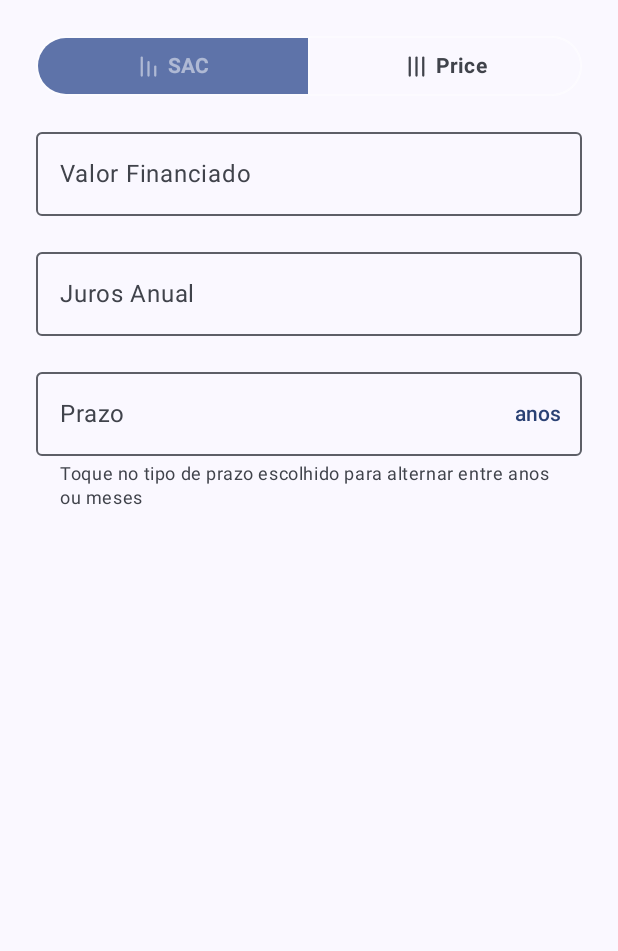
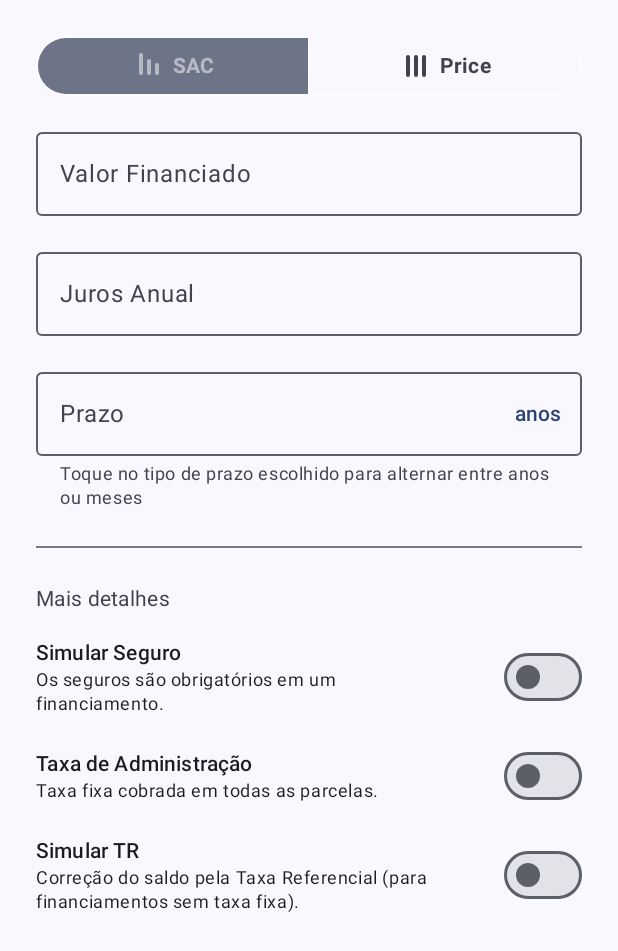
Before and after one commit to alexandrekva/CalculadoraFinanciamento, an Android app built with Jetpack Compose: the screen it shows after launch (MainActivity), on a phone screen of 412 x 824 dp. Shown: the top 951 px of the screen. Run offline under Robolectric (Android 15) with nearby library versions, the phone set to English and light mode, and no system bars; our stand-ins replace Dagger/Hilt's generated code.

Commit message:
fixed unnecessary recompositions

```diff
--- a/app/src/main/java/com/alexkva/calculadorafinanciamento/business/entities/TermOptions.kt
+++ b/app/src/main/java/com/alexkva/calculadorafinanciamento/business/entities/TermOptions.kt
@@ -1,4 +1,6 @@
 package com.alexkva.calculadorafinanciamento.business.entities
+
+import androidx.compose.runtime.Immutable
 
 sealed class TermOptions(val label: String, val charLimit: Int) {
     object Months: TermOptions(label = "meses", charLimit = 3)
--- a/app/src/main/java/com/alexkva/calculadorafinanciamento/navigation/SetNavigation.kt
+++ b/app/src/main/java/com/alexkva/calculadorafinanciamento/navigation/SetNavigation.kt
@@ -4,7 +4,7 @@ import androidx.compose.runtime.Composable
 import androidx.navigation.NavHostController
 import androidx.navigation.compose.NavHost
 import androidx.navigation.compose.composable
-import com.alexkva.calculadorafinanciamento.ui.screens.InputScreen
+import com.alexkva.calculadorafinanciamento.ui.screens.InputScreenRoute
 
 @Composable
 fun SetNavigation(
@@ -13,7 +13,7 @@ fun SetNavigation(
 ) {
     NavHost(navController = navController, startDestination = startDestination) {
         composable(route = Screens.InputScreen.route) {
-            InputScreen()
+            InputScreenRoute()
         }
     }
 }
--- a/app/src/main/java/com/alexkva/calculadorafinanciamento/ui/components/CurrencyOutlinedTextField.kt
+++ b/app/src/main/java/com/alexkva/calculadorafinanciamento/ui/components/CurrencyOutlinedTextField.kt
@@ -1,6 +1,5 @@
 package com.alexkva.calculadorafinanciamento.ui.components
 
-import androidx.compose.foundation.text.KeyboardActionScope
 import androidx.compose.material3.Text
 import androidx.compose.runtime.Composable
 import androidx.compose.ui.Modifier
@@ -14,7 +13,6 @@ fun CurrencyOutlinedTextField(
     inputValue: String,
     isError: Boolean = false,
     onValueChanged: (String) -> Unit,
-    onDoneAction: (KeyboardActionScope.() -> Unit)? = null,
     currency: Currency = Currency.BRAZILIAN_REAL
 ) {
     val currencyIcon: @Composable (() -> Unit) = { Text(text = currency.symbol) }
@@ -25,7 +23,6 @@ fun CurrencyOutlinedTextField(
         label = label,
         inputValue = inputValue,
         onValueChanged = onValueChanged,
-        onDoneAction = onDoneAction,
         leadingIcon = currencyIcon,
         decimalValueInputVisualTransformation = DecimalValueInputVisualTransformation(),
         isError = isError
--- a/app/src/main/java/com/alexkva/calculadorafinanciamento/ui/components/DecimalOutlinedTextField.kt
+++ b/app/src/main/java/com/alexkva/calculadorafinanciamento/ui/components/DecimalOutlinedTextField.kt
@@ -2,8 +2,6 @@ package com.alexkva.calculadorafinanciamento.ui.components
 
 import androidx.compose.foundation.layout.Column
 import androidx.compose.foundation.layout.padding
-import androidx.compose.foundation.text.KeyboardActionScope
-import androidx.compose.foundation.text.KeyboardActions
 import androidx.compose.foundation.text.KeyboardOptions
 import androidx.compose.material3.OutlinedTextField
 import androidx.compose.runtime.Composable
@@ -30,13 +28,10 @@ fun DecimalOutlinedTextField(
     trailingIcon: @Composable (() -> Unit)? = null,
     leadingIcon: @Composable (() -> Unit)? = null,
     maxLength: Int = 12,
-    onDoneAction: (KeyboardActionScope.() -> Unit)? = null,
     onValueChanged: (String) -> Unit
 ) {
-    var isFocused by remember { mutableStateOf(false) }
-
     OutlinedTextField(
-        modifier = modifier.onFocusChanged { isFocused = it.isFocused },
+        modifier = modifier,
         value = inputValue,
         onValueChange = {
             onValueChanged(
@@ -49,7 +44,6 @@ fun DecimalOutlinedTextField(
         leadingIcon = if (inputValue.isNotEmpty()) leadingIcon else null,
         visualTransformation = decimalValueInputVisualTransformation,
         keyboardOptions = KeyboardOptions(keyboardType = KeyboardType.NumberPassword),
-        keyboardActions = KeyboardActions(onDone = onDoneAction),
         singleLine = true,
         isError = isError
     )
--- /dev/null
+++ b/app/src/main/java/com/alexkva/calculadorafinanciamento/ui/components/LabeledSwitch.kt
@@ -0,0 +1,51 @@
+package com.alexkva.calculadorafinanciamento.ui.components
+
+import androidx.compose.foundation.layout.Arrangement
+import androidx.compose.foundation.layout.Column
+import androidx.compose.foundation.layout.Row
+import androidx.compose.foundation.layout.fillMaxWidth
+import androidx.compose.foundation.layout.height
+import androidx.compose.foundation.layout.padding
+import androidx.compose.foundation.layout.size
+import androidx.compose.material3.Divider
+import androidx.compose.material3.MaterialTheme
+import androidx.compose.material3.Switch
+import androidx.compose.material3.Text
+import androidx.compose.runtime.Composable
+import androidx.compose.runtime.getValue
+import androidx.compose.runtime.mutableStateOf
+import androidx.compose.runtime.remember
+import androidx.compose.runtime.setValue
+import androidx.compose.ui.Alignment
+import androidx.compose.ui.Modifier
+import androidx.compose.ui.tooling.preview.Preview
+import androidx.compose.ui.unit.dp
+
+@Composable
+fun LabeledSwitch(
+    modifier: Modifier = Modifier,
+    label: String,
+    description: String? = null,
+    isChecked: Boolean,
+    onCheckedChange: (Boolean) -> Unit
+) {
+    Row(
+        modifier = modifier.fillMaxWidth(),
+        horizontalArrangement = Arrangement.SpaceBetween,
+        verticalAlignment = Alignment.CenterVertically
+    ) {
+        Column(modifier = Modifier.fillMaxWidth(0.75f)) {
+            Text(text = label, style = MaterialTheme.typography.labelLarge)
+            description?.let { Text(text = it, style = MaterialTheme.typography.bodySmall) }
+
+        }
+        Switch(checked = isChecked, onCheckedChange = onCheckedChange)
+    }
+}
+
+@Preview(showBackground = true)
+@Composable
+private fun PreviewLabeledSwitch() {
+    var isChecked by remember { mutableStateOf(false) }
+    LabeledSwitch(label = "Teste", isChecked = true, onCheckedChange = { isChecked = it })
+}
--- a/app/src/main/java/com/alexkva/calculadorafinanciamento/ui/components/PercentualOutlinedTextField.kt
+++ b/app/src/main/java/com/alexkva/calculadorafinanciamento/ui/components/PercentualOutlinedTextField.kt
@@ -1,6 +1,5 @@
 package com.alexkva.calculadorafinanciamento.ui.components
 
-import androidx.compose.foundation.text.KeyboardActionScope
 import androidx.compose.material3.Text
 import androidx.compose.runtime.Composable
 import androidx.compose.ui.Modifier
@@ -12,7 +11,6 @@ fun PercentOutlinedTextField(
     inputValue: String,
     isError: Boolean = false,
     onValueChanged: (String) -> Unit,
-    onDoneAction: (KeyboardActionScope.() -> Unit)? = null
 ) {
     val currencyIcon: @Composable (() -> Unit) = { Text(text = "%") }
 
@@ -21,7 +19,6 @@ fun PercentOutlinedTextField(
         label = label,
         inputValue = inputValue,
         onValueChanged = onValueChanged,
-        onDoneAction = onDoneAction,
         leadingIcon = currencyIcon,
         maxLength = 4,
         isError = isError
--- a/app/src/main/java/com/alexkva/calculadorafinanciamento/ui/components/SegmentedButton.kt
+++ b/app/src/main/java/com/alexkva/calculadorafinanciamento/ui/components/SegmentedButton.kt
@@ -26,6 +26,7 @@ import androidx.compose.ui.text.font.FontWeight
 import androidx.compose.ui.tooling.preview.Preview
 import androidx.compose.ui.unit.dp
 import com.alexkva.calculadorafinanciamento.R
+import com.alexkva.calculadorafinanciamento.ui.models.SegmentedButtonCollection
 import com.alexkva.calculadorafinanciamento.ui.models.SegmentedButtonModel
 import com.alexkva.calculadorafinanciamento.ui.theme.EndSegmentedButtonShape
 import com.alexkva.calculadorafinanciamento.ui.theme.StartSegmentedButtonShape
@@ -33,11 +34,11 @@ import com.alexkva.calculadorafinanciamento.ui.theme.StartSegmentedButtonShape
 @Composable
 fun SegmentedButton(
     modifier: Modifier = Modifier,
-    buttons: List<SegmentedButtonModel>,
+    buttonCollection: SegmentedButtonCollection,
     selectedButton: String,
     onButtonClick: (String) -> Unit
 ) {
-    val size = buttons.size
+    val size = buttonCollection.segmentedButtons.size
     val buttonWeight = 1f / size.toFloat()
 
     Row(
@@ -45,11 +46,11 @@ fun SegmentedButton(
             .fillMaxWidth()
             .selectableGroup()
     ) {
-        buttons.forEachIndexed { index: Int, button: SegmentedButtonModel ->
+        buttonCollection.segmentedButtons.forEachIndexed { index: Int, button: SegmentedButtonModel ->
             val isSelected = button.label == selectedButton
 
             val backgroundColor = if (isSelected) {
-                MaterialTheme.colorScheme.primaryContainer
+                MaterialTheme.colorScheme.secondaryContainer
             } else {
                 MaterialTheme.colorScheme.surface
             }
@@ -70,7 +71,7 @@ fun SegmentedButton(
                         .background(backgroundColor)
                 }
 
-                buttons.size - 1 -> {
+                buttonCollection.segmentedButtons.size - 1 -> {
                     Modifier
                         .clip(EndSegmentedButtonShape)
                         .background(MaterialTheme.colorScheme.onPrimaryContainer.copy(alpha = 0.5f))
@@ -108,12 +109,16 @@ fun SegmentedButton(
                     ) {
                         button.icon?.let {
                             Icon(
-                                modifier = Modifier.size(18.dp),
+                                modifier = Modifier.size(24.dp),
                                 painter = painterResource(id = it),
                                 contentDescription = null
                             )
                         }
-                        Text(text = button.label, style = MaterialTheme.typography.labelLarge, fontWeight = FontWeight.Bold)
+                        Text(
+                            text = button.label,
+                            style = MaterialTheme.typography.labelLarge,
+                            fontWeight = FontWeight.Bold
+                        )
                     }
                 }
             }
@@ -125,14 +130,14 @@ fun SegmentedButton(
 @Composable
 private fun PreviewSegmentedButton() {
     Column(modifier = Modifier.padding(24.dp)) {
-        SegmentedButton(buttons = List(2) { i ->
-            SegmentedButtonModel(
-                "Botão ${i + 1}",
-                R.drawable.ic_android_black_24dp
-            )
-        }, selectedButton = "Botão 1") {
-
+        SegmentedButton(buttonCollection = SegmentedButtonCollection(
+            List(2) { i ->
+                SegmentedButtonModel(
+                    "Botão ${i + 1}",
+                    R.drawable.ic_android_black_24dp
+                )
+            }
+        ), selectedButton = "Botão 1") {
         }
     }
-
 }
--- a/app/src/main/java/com/alexkva/calculadorafinanciamento/ui/models/InputScreenState.kt
+++ b/app/src/main/java/com/alexkva/calculadorafinanciamento/ui/models/InputScreenState.kt
@@ -12,5 +12,11 @@ data class InputScreenState(
     val annualInterestState: InputStates = InputStates.VALID,
     val term: String = "",
     val termOption: TermOptions = TermOptions.Years,
-    val termState: InputStates = InputStates.VALID
+    val termState: InputStates = InputStates.VALID,
+    val hasInsurance: Boolean = false,
+    val insurance: String = "",
+    val hasAdministrationTax: Boolean = false,
+    val administrationTax: String = "",
+    val hasReferenceRate: Boolean = false,
+    val referenceRate: String = ""
 )
--- a/app/src/main/java/com/alexkva/calculadorafinanciamento/ui/models/SegmentedButtonModel.kt
+++ b/app/src/main/java/com/alexkva/calculadorafinanciamento/ui/models/SegmentedButtonModel.kt
@@ -1,8 +1,12 @@
 package com.alexkva.calculadorafinanciamento.ui.models
 
 import androidx.annotation.DrawableRes
+import androidx.compose.runtime.Immutable
 
 data class SegmentedButtonModel(
     val label: String,
     @DrawableRes val icon: Int? = null
 )
+
+@Immutable
+data class SegmentedButtonCollection(val segmentedButtons: List<SegmentedButtonModel>)
--- a/app/src/main/java/com/alexkva/calculadorafinanciamento/ui/screens/InputScreen.kt
+++ b/app/src/main/java/com/alexkva/calculadorafinanciamento/ui/screens/InputScreen.kt
@@ -1,5 +1,6 @@
 package com.alexkva.calculadorafinanciamento.ui.screens
 
+import android.content.res.Configuration
 import androidx.compose.foundation.background
 import androidx.compose.foundation.clickable
 import androidx.compose.foundation.interaction.MutableInteractionSource
@@ -8,103 +9,169 @@ import androidx.compose.foundation.layout.Column
 import androidx.compose.foundation.layout.fillMaxSize
 import androidx.compose.foundation.layout.fillMaxWidth
 import androidx.compose.foundation.layout.padding
+import androidx.compose.foundation.text.KeyboardActions
 import androidx.compose.foundation.text.KeyboardOptions
+import androidx.compose.material3.Divider
 import androidx.compose.material3.MaterialTheme
 import androidx.compose.material3.OutlinedTextField
+import androidx.compose.material3.Scaffold
 import androidx.compose.material3.Text
 import androidx.compose.material3.TextButton
 import androidx.compose.runtime.Composable
+import androidx.compose.runtime.getValue
 import androidx.compose.runtime.remember
 import androidx.compose.ui.Modifier
 import androidx.compose.ui.platform.LocalFocusManager
+import androidx.compose.ui.res.stringResource
 import androidx.compose.ui.text.input.KeyboardType
 import androidx.compose.ui.tooling.preview.Preview
 import androidx.compose.ui.unit.dp
 import androidx.hilt.navigation.compose.hiltViewModel
 import androidx.lifecycle.compose.collectAsStateWithLifecycle
+import com.alexkva.calculadorafinanciamento.R
 import com.alexkva.calculadorafinanciamento.business.entities.FinancingTypes
 import com.alexkva.calculadorafinanciamento.ui.components.CurrencyOutlinedTextField
+import com.alexkva.calculadorafinanciamento.ui.components.LabeledSwitch
 import com.alexkva.calculadorafinanciamento.ui.components.PercentOutlinedTextField
 import com.alexkva.calculadorafinanciamento.ui.components.SegmentedButton
+import com.alexkva.calculadorafinanciamento.ui.models.InputScreenState
 import com.alexkva.calculadorafinanciamento.ui.models.InputScreenUserEvents
 import com.alexkva.calculadorafinanciamento.utils.classes.SegmentedButtonBuilder
+import com.alexkva.calculadorafinanciamento.utils.extensions.formatToNumericString
+import com.alexkva.calculadorafinanciamento.utils.extensions.limitedCharacters
 
 @Composable
-fun InputScreen(viewModel: InputScreenViewModel = hiltViewModel()) {
+fun InputScreenRoute(viewModel: InputScreenViewModel = hiltViewModel()) {
+    val inputState: InputScreenState by viewModel.inputState.collectAsStateWithLifecycle()
 
+    InputScreen(
+        inputState = inputState,
+        onUserEvent = viewModel::onUserEvent
+    )
+}
+
+@Composable
+fun InputScreen(
+    inputState: InputScreenState,
+    onUserEvent: (InputScreenUserEvents) -> Unit
+) {
     val focusManager = LocalFocusManager.current
     val interactionSource = remember { MutableInteractionSource() }
-    val inputState = viewModel.inputState.collectAsStateWithLifecycle()
+    val termOptionsCharLimit = inputState.termOption.charLimit
 
+    val buttons = remember {
+        SegmentedButtonBuilder.buildByFinancingTypes(
+            FinancingTypes.values()
+        )
+    }
+
+    Scaffold { paddingValues ->
         Column(
             Modifier
                 .fillMaxSize()
-            .background(MaterialTheme.colorScheme.surface)
-            .padding(24.dp)
                 .clickable(
                     interactionSource = interactionSource,
                     indication = null
-            ) { focusManager.clearFocus() },
+                ) { focusManager.clearFocus() }
+                .padding(paddingValues)
+                .background(MaterialTheme.colorScheme.surface)
+                .padding(24.dp),
             verticalArrangement = Arrangement.spacedBy(16.dp)
         ) {
-
-
             SegmentedButton(
-            buttons = SegmentedButtonBuilder.buildByFinancingTypes(FinancingTypes.values()),
-            selectedButton = inputState.value.financingType.label,
+                buttonCollection = buttons,
+                selectedButton = inputState.financingType.label,
                 onButtonClick = {
-                val userEvent = InputScreenUserEvents.FinancingTypeChanged(it)
-                viewModel.onUserEvent(userEvent)
+                    onUserEvent(InputScreenUserEvents.FinancingTypeChanged(it))
                 })
 
             CurrencyOutlinedTextField(
                 modifier = Modifier.fillMaxWidth(),
-            inputValue = inputState.value.amountFinanced,
+                inputValue = inputState.amountFinanced,
                 onValueChanged = {
-                val userEvent = InputScreenUserEvents.AmountFinancedChanged(it)
-                viewModel.onUserEvent(userEvent)
+                    onUserEvent(InputScreenUserEvents.AmountFinancedChanged(it))
                 },
-            onDoneAction = { focusManager.clearFocus() },
-            label = { Text(text = "Valor Financiado") }
+                label = { Text(text = stringResource(id = R.string.financed_value_label)) }
             )
 
             PercentOutlinedTextField(
                 modifier = Modifier.fillMaxWidth(),
-            inputValue = inputState.value.annualInterest,
+                inputValue = inputState.annualInterest,
                 onValueChanged = {
-                val userEvent = InputScreenUserEvents.AnnualInterestChanged(it)
-                viewModel.onUserEvent(userEvent)
+                    onUserEvent(InputScreenUserEvents.AnnualInterestChanged(it))
                 },
-            onDoneAction = { focusManager.clearFocus() },
-            label = { Text(text = "Juros Anual") }
+                label = { Text(text = stringResource(id = R.string.annual_interest_label)) }
             )
 
             OutlinedTextField(
                 modifier = Modifier.fillMaxWidth(),
-            value = inputState.value.term,
+                value = inputState.term,
                 keyboardOptions = KeyboardOptions(keyboardType = KeyboardType.NumberPassword),
                 onValueChange = {
-                val userEvent = InputScreenUserEvents.TermChanged(it)
-                viewModel.onUserEvent(userEvent)
+                    onUserEvent(
+                        InputScreenUserEvents.TermChanged(
+                            it.formatToNumericString().limitedCharacters(
+                                termOptionsCharLimit
+                            )
+                        )
+                    )
                 },
-            label = { Text(text = "Prazo") },
+                label = { Text(text = stringResource(id = R.string.term_label)) },
                 trailingIcon = {
                     TextButton(onClick = {
-                    val userEvent = InputScreenUserEvents.TermOptionChanged
-                    viewModel.onUserEvent(userEvent)
+                        onUserEvent(
+                            InputScreenUserEvents.TermOptionChanged(
+                                inputState.termOption.inverse()
+                            )
+                        )
                     }) {
-                    Text(text = inputState.value.termOption.label)
+                        Text(text = inputState.termOption.label)
                     }
                 },
                 supportingText = {
-                Text(text = "Toque no tipo de prazo escolhido para alternar entre anos ou meses ")
+                    Text(text = stringResource(id = R.string.term_support_text))
                 }
             )
+
+            Divider(
+                modifier = Modifier
+                    .fillMaxWidth()
+                    .padding(vertical = 8.dp)
+            )
+
+            Text(
+                text = stringResource(id = R.string.more_details),
+                style = MaterialTheme.typography.bodyMedium,
+                color = MaterialTheme.colorScheme.onSurfaceVariant
+            )
+
+            LabeledSwitch(
+                label = stringResource(id = R.string.simulate_insurance_label),
+                description = stringResource(id = R.string.simulate_insurance_description),
+                isChecked = inputState.hasInsurance,
+                onCheckedChange = { onUserEvent(InputScreenUserEvents.HasInsuranceChanged(it)) })
+            LabeledSwitch(
+                label = stringResource(id = R.string.administration_tax_label),
+                description = stringResource(id = R.string.administration_tax_description),
+                isChecked = inputState.hasAdministrationTax,
+                onCheckedChange = { onUserEvent(InputScreenUserEvents.HasAdministrationTaxChanged(it)) })
+            LabeledSwitch(
+                label = stringResource(id = R.string.simulate_reference_rate_label),
+                description = stringResource(id = R.string.simulate_reference_rate_description),
+                isChecked = inputState.hasReferenceRate,
+                onCheckedChange = { onUserEvent(InputScreenUserEvents.HasReferenceRateChanged(it)) })
+        }
     }
 }
 
 @Preview(showSystemUi = true, showBackground = true)
+@Preview(
+    showSystemUi = true,
+    showBackground = true,
+    uiMode = Configuration.UI_MODE_NIGHT_YES,
+    device = "spec:width=1280dp,height=800dp,dpi=240"
+)
 @Composable
 private fun PreviewInoutScreen() {
-
+    InputScreen(inputState = InputScreenState(), onUserEvent = {})
 }
--- a/app/src/main/java/com/alexkva/calculadorafinanciamento/utils/classes/SegmentedButtonBuilder.kt
+++ b/app/src/main/java/com/alexkva/calculadorafinanciamento/utils/classes/SegmentedButtonBuilder.kt
@@ -1,17 +1,18 @@
 package com.alexkva.calculadorafinanciamento.utils.classes
 
 import com.alexkva.calculadorafinanciamento.business.entities.FinancingTypes
+import com.alexkva.calculadorafinanciamento.ui.models.SegmentedButtonCollection
 import com.alexkva.calculadorafinanciamento.ui.models.SegmentedButtonModel
 
 class SegmentedButtonBuilder {
     companion object {
-        fun buildByFinancingTypes(financingTypes: Array<FinancingTypes>): List<SegmentedButtonModel> {
-            return financingTypes.map {
+        fun buildByFinancingTypes(financingTypes: Array<FinancingTypes>): SegmentedButtonCollection {
+            return SegmentedButtonCollection(financingTypes.map {
                 SegmentedButtonModel(
                     label = it.label,
                     icon = ResourceUtil.getDrawableResByString(it.label)
                 )
-            }
+            })
         }
     }
 }
--- a/app/src/main/res/drawable/ic_price.xml
+++ b/app/src/main/res/drawable/ic_price.xml
@@ -1,24 +1,9 @@
-<vector xmlns:android="http://schemas.android.com/apk/res/android"
-    android:width="24dp"
-    android:height="24dp"
-    android:viewportWidth="24"
-    android:viewportHeight="24">
-  <path
-      android:pathData="M12,20L12,4"
-      android:strokeWidth="2"
-      android:fillColor="#00000000"
-      android:strokeColor="#231F20"
-      android:strokeLineCap="round"/>
-  <path
-      android:pathData="M18,20L18,4"
-      android:strokeWidth="2"
-      android:fillColor="#00000000"
-      android:strokeColor="#231F20"
-      android:strokeLineCap="round"/>
-  <path
-      android:pathData="M6,20L6,4"
-      android:strokeWidth="2"
-      android:fillColor="#00000000"
-      android:strokeColor="#231F20"
-      android:strokeLineCap="round"/>
+<vector android:height="24dp" android:viewportHeight="36"
+    android:viewportWidth="36" android:width="24dp" xmlns:android="http://schemas.android.com/apk/res/android">
+    <path android:fillColor="#00000000" android:pathData="M18,27L18,9"
+        android:strokeColor="#231F20" android:strokeLineCap="round" android:strokeWidth="4"/>
+    <path android:fillColor="#00000000" android:pathData="M26,27L26,9"
+        android:strokeColor="#231F20" android:strokeLineCap="round" android:strokeWidth="4"/>
+    <path android:fillColor="#00000000" android:pathData="M10,27L10,9"
+        android:strokeColor="#231F20" android:strokeLineCap="round" android:strokeWidth="4"/>
 </vector>
--- a/app/src/main/res/drawable/ic_sac.xml
+++ b/app/src/main/res/drawable/ic_sac.xml
@@ -1,24 +1,9 @@
-<vector xmlns:android="http://schemas.android.com/apk/res/android"
-    android:width="24dp"
-    android:height="24dp"
-    android:viewportWidth="24"
-    android:viewportHeight="24">
-  <path
-      android:pathData="M12,20L12,8"
-      android:strokeWidth="2"
-      android:fillColor="#00000000"
-      android:strokeColor="#231F20"
-      android:strokeLineCap="round"/>
-  <path
-      android:pathData="M18,20L18,12"
-      android:strokeWidth="2"
-      android:fillColor="#00000000"
-      android:strokeColor="#231F20"
-      android:strokeLineCap="round"/>
-  <path
-      android:pathData="M6,20L6,4"
-      android:strokeWidth="2"
-      android:fillColor="#00000000"
-      android:strokeColor="#231F20"
-      android:strokeLineCap="round"/>
+<vector android:height="24dp" android:viewportHeight="36"
+    android:viewportWidth="36" android:width="24dp" xmlns:android="http://schemas.android.com/apk/res/android">
+    <path android:fillColor="#00000000" android:pathData="M18,25L18,13"
+        android:strokeColor="#231F20" android:strokeLineCap="round" android:strokeWidth="4"/>
+    <path android:fillColor="#00000000" android:pathData="M26,25L26,17"
+        android:strokeColor="#231F20" android:strokeLineCap="round" android:strokeWidth="4"/>
+    <path android:fillColor="#00000000" android:pathData="M10,25L10,7"
+        android:strokeColor="#231F20" android:strokeLineCap="round" android:strokeWidth="4"/>
 </vector>
--- a/app/src/main/res/values/strings.xml
+++ b/app/src/main/res/values/strings.xml
@@ -1,3 +1,14 @@
 <resources>
     <string name="app_name">CalculadoraFinanciamento</string>
+    <string name="financed_value_label">Valor Financiado</string>
+    <string name="annual_interest_label">Juros Anual</string>
+    <string name="term_label">Prazo</string>
+    <string name="term_support_text">Toque no tipo de prazo escolhido para alternar entre anos ou meses </string>
+    <string name="more_details"> Mais detalhes</string>
+    <string name="simulate_insurance_label">Simular Seguro</string>
+    <string name="simulate_insurance_description">Os seguros são obrigatórios em um financiamento.</string>
+    <string name="administration_tax_label">Taxa de Administração</string>
+    <string name="administration_tax_description">Taxa fixa cobrada em todas as parcelas.</string>
+    <string name="simulate_reference_rate_label">Simular TR</string>
+    <string name="simulate_reference_rate_description">Correção do saldo pela Taxa Referencial (para financiamentos sem taxa fixa).</string>
 </resources>
```
Also changed, not shown: app/src/main/java/com/alexkva/calculadorafinanciamento/navigation/Screens.kt (+11 -0 lines), app/src/main/java/com/alexkva/calculadorafinanciamento/ui/models/InputScreenUserEvents.kt (+7 -2 lines), app/src/main/java/com/alexkva/calculadorafinanciamento/ui/screens/InputScreenViewModel.kt (+66 -8 lines). Lines whose indentation alone changed are shown as unchanged.
